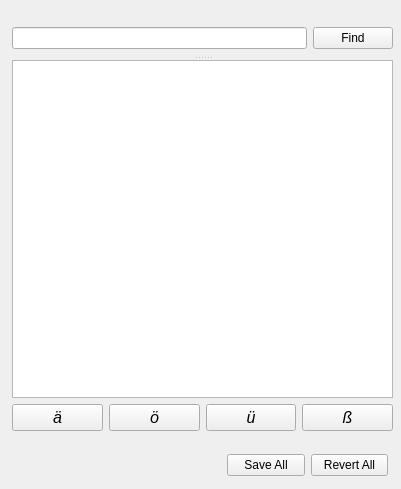
First picture: the form in dictionarywindow.ui, repository lelika1/disturber, before the edit.
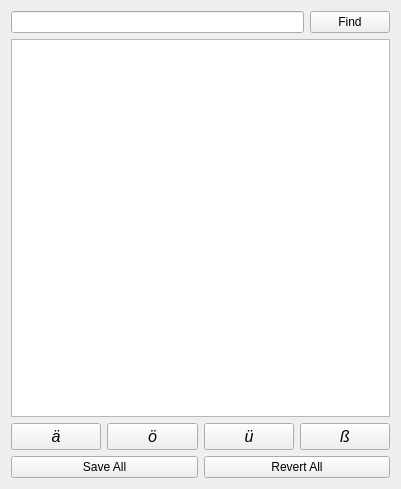
Second picture: the form after the edit.

Commit message: Set layout for DictionaryWindow.

```diff
--- a/dictionarywindow.ui
+++ b/dictionarywindow.ui
@@ -16,20 +16,9 @@
   <property name="windowTitle">
    <string>All Dictionary</string>
   </property>
-  <widget class="QSplitter" name="splitter">
-   <property name="geometry">
-    <rect>
-     <x>12</x>
-     <y>20</y>
-     <width>381</width>
-     <height>411</height>
-    </rect>
-   </property>
-   <property name="orientation">
-    <enum>Qt::Vertical</enum>
-   </property>
-   <widget class="QWidget" name="layoutWidget">
-    <layout class="QHBoxLayout" name="horizontalLayout">
+  <layout class="QVBoxLayout" name="verticalLayout">
+   <item>
+    <layout class="QHBoxLayout" name="horizontalLayout_3">
      <item>
       <widget class="QLineEdit" name="findEdit"/>
      </item>
@@ -41,14 +30,31 @@
       </widget>
      </item>
     </layout>
-   </widget>
-   <widget class="QWidget" name="layoutWidget">
-    <layout class="QVBoxLayout" name="verticalLayout">
-     <item>
-      <widget class="QTableView" name="dictTableView"/>
+   </item>
+   <item>
+    <widget class="QTableView" name="dictTableView">
+     <property name="editTriggers">
+      <set>QAbstractItemView::AllEditTriggers</set>
+     </property>
+     <property name="alternatingRowColors">
+      <bool>true</bool>
+     </property>
+     <property name="selectionMode">
+      <enum>QAbstractItemView::SingleSelection</enum>
+     </property>
+     <property name="selectionBehavior">
+      <enum>QAbstractItemView::SelectItems</enum>
+     </property>
+     <attribute name="horizontalHeaderDefaultSectionSize">
+      <number>200</number>
+     </attribute>
+     <attribute name="verticalHeaderVisible">
+      <bool>false</bool>
+     </attribute>
+    </widget>
      </item>
      <item>
-      <layout class="QHBoxLayout" name="horizontalLayout_2">
+    <layout class="QHBoxLayout" name="horizontalLayout">
        <item>
         <widget class="QPushButton" name="printAeButton">
          <property name="font">
@@ -103,19 +109,8 @@
        </item>
       </layout>
      </item>
-    </layout>
-   </widget>
-  </widget>
-  <widget class="QWidget" name="">
-   <property name="geometry">
-    <rect>
-     <x>227</x>
-     <y>450</y>
-     <width>161</width>
-     <height>31</height>
-    </rect>
-   </property>
-   <layout class="QHBoxLayout" name="horizontalLayout_3">
+   <item>
+    <layout class="QHBoxLayout" name="horizontalLayout_2">
     <item>
      <widget class="QPushButton" name="saveButton">
       <property name="text">
@@ -131,7 +126,8 @@
      </widget>
     </item>
    </layout>
-  </widget>
+   </item>
+  </layout>
  </widget>
  <resources/>
  <connections/>
```
Lines whose indentation alone changed are shown as unchanged.
